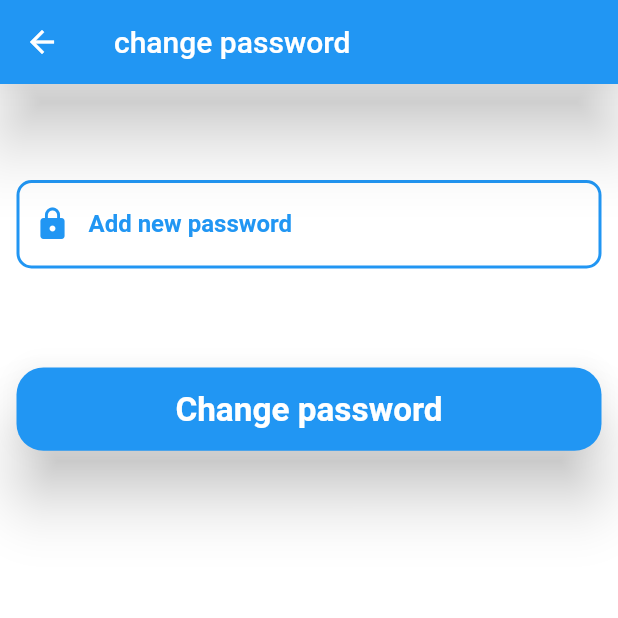
After one commit to Mohammedomargallya39/Encrypted_Books, a Flutter app: the UserSettingsScreen screen opened directly, after a tap on "Update Profile Data", after a tap on "change password", on a phone screen of 412 x 824 dp, the top half of it. The commit adds this screen. Run offline on Flutter 3.47's test engine with Material 2 defaults, Android fonts, the phone set to English and light mode, and no system bars; our stand-ins replace bloc, conditional_builder_null_safety, dio, flutter_bloc, fluttertoast, hexcolor and 3 more; missing offline and left inert: email_auth, flutter_cached_pdfview; accounts and stored records are empty; network calls fail; Roboto replaces fonts that are missing (EncryptionFont).

Commit message:
fix updating error in setting screen

```diff
--- a/lib/lib/cubit/states.dart
+++ b/lib/lib/cubit/states.dart
@@ -11,7 +11,6 @@ class EncryptionSuccessUserDataState extends AppStates
 }
 class EncryptionErrorUserDataState extends AppStates{}
 
-
 class EncryptionLoadingUpdateUserDataState extends AppStates{}
 class EncryptionSuccessUpdateUserDataState extends AppStates
 {
@@ -20,5 +19,12 @@ class EncryptionSuccessUpdateUserDataState extends AppStates
 }
 class EncryptionErrorUpdateUserDataState extends AppStates{}
 
+class EncryptionLoadingUpdateUserImageState extends AppStates{}
+class EncryptionSuccessUpdateUserImageState extends AppStates
+{
+  final UserData userData ;
+  EncryptionSuccessUpdateUserImageState(this.userData);
+}
+class EncryptionErrorUpdateUserImageState extends AppStates{}
 
 class EncryptionSelectProfileImageState extends AppStates{}
--- a/lib/lib/modules/admin_screens/admin_settings_screen/admin_settings_screen.dart
+++ b/lib/lib/modules/admin_screens/admin_settings_screen/admin_settings_screen.dart
@@ -98,7 +98,7 @@ class AdminSettingsScreen extends StatelessWidget {
                     type: TextInputType.visiblePassword,
                     controller: passwordController,
                     prefix: Icons.lock,
-                    text: 'Password',
+                    text: 'Change password',
                     validate: (String value) {
                       if (value.isEmpty) {
                         return 'Password must not be empty';
--- a/lib/lib/modules/user_screens/user_profile_screen/user_details_photo_screen.dart
+++ b/lib/lib/modules/user_screens/user_profile_screen/user_details_photo_screen.dart
@@ -11,11 +11,7 @@ class UserDetailsPhotoDetails extends StatelessWidget {
       body: GestureDetector(
         child: Stack(
           children: [
-            if (AppCubit.get(context).imageFile != null)
-              Center(child: Image(image: FileImage(AppCubit.get(context).imageFile!))) ,
-            if (AppCubit.get(context).imageFile == null)
               Center(child: Image(image: NetworkImage(AppCubit.get(context).userModel!.image))),
-
           ],
         ),
         onTap: ()
--- /dev/null
+++ b/lib/lib/modules/user_screens/user_settings_screen/change_password.dart
@@ -0,0 +1,108 @@
+import 'package:conditional_builder_null_safety/conditional_builder_null_safety.dart';
+import 'package:flutter/cupertino.dart';
+import 'package:flutter/material.dart';
+import 'package:flutter_bloc/flutter_bloc.dart';
+import 'package:social/lib/cubit/cubit.dart';
+import 'package:social/lib/cubit/states.dart';
+import 'package:social/lib/modules/user_screens/user_settings_screen/user_settings_screen.dart';
+import 'package:social/lib/shared/components/components.dart';
+import 'package:social/lib/shared/styles/colors.dart';
+
+class ChangePasswordScreen extends StatelessWidget {
+  var formKey = GlobalKey<FormState>();
+  var nameController = TextEditingController() ;
+  var phoneController = TextEditingController();
+  var passwordController = TextEditingController();
+
+  ChangePasswordScreen({Key? key}) : super(key: key);
+
+  @override
+  Widget build(BuildContext context) {
+    return BlocConsumer<AppCubit,AppStates>(
+      listener: (context, state) {},
+      builder: (context, state)
+      {
+        return ConditionalBuilder(
+          condition: AppCubit.get(context).userModel != null,
+          builder: (context) => Scaffold(
+            appBar: AppBar(
+              title: const Text('change password'),
+            ),
+            body: Form(
+              key: formKey,
+              child: SingleChildScrollView(
+                child: Padding(
+                  padding: const EdgeInsets.fromLTRB(11, 44, 11, 11),
+                  child: Center(
+                    child: Column(
+                      children: <Widget>[
+
+
+                        const SizedBox(
+                          height: 20.0,
+                        ),
+
+                        defaultFormField(
+                          type: TextInputType.visiblePassword,
+                          controller: passwordController,
+                          prefix: Icons.lock,
+                          text: 'Add new password',
+                          validate: (String value) {
+                            if (value.isEmpty) {
+                              return 'Password must not be empty';
+                            }
+                          },
+                          context: context,
+                        ),
+
+                        const SizedBox(
+                          height: 66,
+                        ),
+
+                        SizedBox(
+                          width: double.infinity,
+                          height: 55.55,
+                          child: MaterialButton(
+                            shape: RoundedRectangleBorder(
+                              borderRadius: BorderRadius.circular(18.0),
+                            ),
+                            elevation: 17.5,
+                            color: defaultColor,
+                            onPressed: ()
+                            {
+                              if (formKey.currentState!.validate())
+                              {
+                                AppCubit.get(context).updateUserData(
+                                    name: nameController.text,
+                                    phone: phoneController.text,
+                                    password: passwordController.text
+                                );
+                                navigateAndEnd(context, UserSettingsScreen());
+                                showToast(message: 'password changed', state: toastStates.SUCCESS);
+                              }
+
+                            },
+                            child: const Text('Change password',
+                              style: TextStyle(
+                                color: Colors.white,
+                                fontSize: 22.22,
+                                fontWeight: FontWeight.bold,
+                              ),
+                            ),
+                          ),
+                        ),
+
+
+                      ],
+                    ),
+                  ),
+                ),
+              ),
+            ) ,
+          ),
+          fallback: (context) => Center(child: CircularProgressIndicator()),
+        );
+      },
+    );
+  }
+}
--- a/lib/lib/modules/user_screens/user_settings_screen/user_settings_screen.dart
+++ b/lib/lib/modules/user_screens/user_settings_screen/user_settings_screen.dart
@@ -1,4 +1,3 @@
-
 import 'package:conditional_builder_null_safety/conditional_builder_null_safety.dart';
 import 'package:flutter/cupertino.dart';
 import 'package:flutter/material.dart';
@@ -8,24 +7,27 @@ import 'package:social/lib/cubit/states.dart';
 import 'package:social/lib/modules/user_screens/user_profile_screen/user_details_photo_screen.dart';
 import 'package:social/lib/shared/components/components.dart';
 import 'package:social/lib/shared/styles/colors.dart';
+import 'change_password.dart';
 
 class UserSettingsScreen extends StatelessWidget {
   var formKey = GlobalKey<FormState>();
   var nameController = TextEditingController() ;
   var phoneController = TextEditingController();
+  var passwordController = TextEditingController();
+
   UserSettingsScreen({Key? key}) : super(key: key);
 
   @override
   Widget build(BuildContext context) {
     return BlocConsumer<AppCubit,AppStates>(
       listener: (context, state) {
-        print(AppCubit.get(context).userModel!.name);
-        print(AppCubit.get(context).userModel!.phone);
         nameController.text =AppCubit.get(context).userModel!.name;
         phoneController.text =AppCubit.get(context).userModel!.phone;
       },
       builder: (context, state)
       {
+        nameController.text =AppCubit.get(context).userModel!.name;
+        phoneController.text =AppCubit.get(context).userModel!.phone;
         return ConditionalBuilder(
           condition: AppCubit.get(context).userModel != null,
           builder: (context) => Scaffold(
@@ -102,13 +104,13 @@ class UserSettingsScreen extends StatelessWidget {
                         AppCubit.get(context).userModel!.email.split('@').first,
                         style: TextStyle(fontWeight: FontWeight.bold, fontSize: 22.22),),
 
-                      const SizedBox(height: 33.3,),
+                      const SizedBox(height: 44.4,),
 
                       defaultFormField(
                         type: TextInputType.name,
                         controller: nameController,
                         prefix: Icons.person,
-                        text: 'Name',
+                        text: 'Change Name',
                         validate: (String value) {
                           if (value.isEmpty) {
                             return 'Name must not be empty';
@@ -117,7 +119,7 @@ class UserSettingsScreen extends StatelessWidget {
                         context: context,
                       ),
                       const SizedBox(
-                        height: 20.0,
+                        height: 33.3,
                       ),
 
 
@@ -125,7 +127,7 @@ class UserSettingsScreen extends StatelessWidget {
                         type: TextInputType.phone,
                         controller: phoneController,
                         prefix: Icons.phone,
-                        text: 'Phone',
+                        text: 'Change Phone',
                         validate: (String value) {
                           if (value.isEmpty) {
                             return 'Phone must not be empty';
@@ -134,10 +136,8 @@ class UserSettingsScreen extends StatelessWidget {
                         context: context,
                       ),
 
-
-
                       const SizedBox(
-                        height: 100,
+                        height: 66,
                       ),
 
                       SizedBox(
@@ -151,23 +151,27 @@ class UserSettingsScreen extends StatelessWidget {
                           color: defaultColor,
                           onPressed: ()
                           {
-                            if (AppCubit.get(context).imageFile != null)
-                            {
-                              AppCubit.get(context).updateUserImage();
-                            }
-                            if (AppCubit.get(context).imageFile == null)
-                            {
-                              AppCubit.get(context).userModel!.image;
-                            }
                             if (formKey.currentState!.validate())
                             {
+                              if (AppCubit.get(context).imageFile != null)
+                              {
+                                AppCubit.get(context).updateUserImage(pic: AppCubit.get(context).imageFile!);
+                                showToast(message: 'Updated', state: toastStates.SUCCESS);
+                              }
+                              if (AppCubit.get(context).imageFile == null)
+                              {
+                                AppCubit.get(context).userModel!.image;
+                              }
                               AppCubit.get(context).updateUserData(
                                   name: nameController.text,
-                                  phone: phoneController.text
+                                  phone: phoneController.text,
+                                  password: passwordController.text
                               );
+                              showToast(message: 'Updated', state: toastStates.SUCCESS);
+                              AppCubit.get(context).getUserData();
                             }
                           },
-                          child: const Text('Update Profile Settings',
+                          child: const Text('Update Profile Data',
                             style: TextStyle(
                               color: Colors.white,
                               fontSize: 22.22,
@@ -176,6 +180,27 @@ class UserSettingsScreen extends StatelessWidget {
                           ),
                         ),
                       ),
+
+                      const SizedBox(
+                        height: 33.3,
+                      ),
+
+                      TextButton(
+                          onPressed: ()
+                          {
+                            navigateTo(context, ChangePasswordScreen());
+                          },
+                          child: Text('change password' ,
+                            style: TextStyle(
+                              fontSize: 22,
+                              fontWeight: FontWeight.bold
+                            ),
+                          ),
+                      ),
+
+
+
+
                     ],
                   ),
                 ),
--- a/lib/lib/shared/network/shared/dio_helper.dart
+++ b/lib/lib/shared/network/shared/dio_helper.dart
@@ -102,8 +102,7 @@ class DioHelper{
 
   static Future<Response?> patchData({
     required String url,
-    required Map<String, dynamic> data,
-    Map<String, dynamic>? query,
+    dynamic data,
     String? token,
     File? pic,
   })async
@@ -112,7 +111,6 @@ class DioHelper{
       return await dio.patch(
         url,
         data: data,
-        queryParameters: query,
         options: Options(
           headers: {
             'Content-Type': 'application/json',
--- a/lib/lib/shared/styles/themes.dart
+++ b/lib/lib/shared/styles/themes.dart
@@ -1,6 +1,5 @@
 import 'package:flutter/material.dart';
 import 'package:flutter/services.dart';
-import 'package:hexcolor/hexcolor.dart';
 import 'colors.dart';
 
 ThemeData lightTheme = ThemeData(
```
Also changed, not shown: lib/lib/cubit/cubit.dart (+24 -23 lines), lib/lib/modules/user_screens/user_home_screen/user_home_screen.dart (+0 -22 lines), lib/lib/modules/user_screens/user_profile_screen/user_profile_screen.dart (+72 -55 lines).
